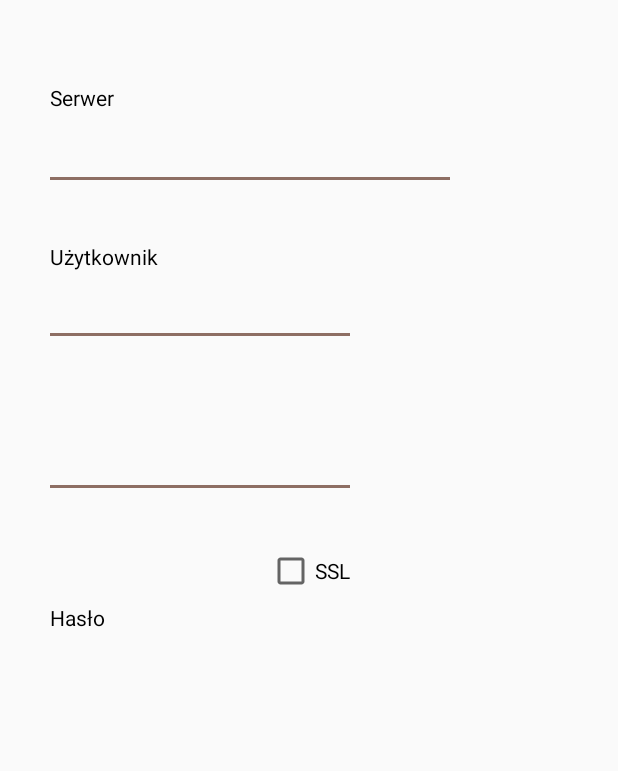
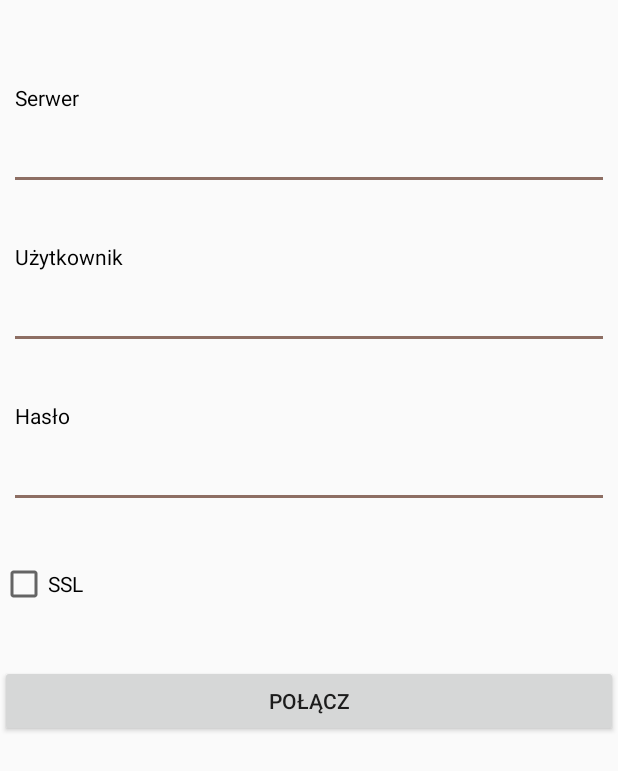
Before and after one commit to Darooks/StairsApp, an Android app: the layout connection_layout.xml on its own in the app's theme, with its tools: preview values and no code run, on a phone screen of 412 x 824 dp. Shown: the top 771 px of the screen. Run offline under Robolectric (Android 15) with nearby library versions, the phone set to English and light mode, and no system bars.

Commit message:
Fixed Led tab restore state, saving state of mqtt changes in connection view

```diff
--- a/app/src/main/java/com/example/karol/stairsapp/ConfigurationTabs/OrderTab.java
+++ b/app/src/main/java/com/example/karol/stairsapp/ConfigurationTabs/OrderTab.java
@@ -15,10 +15,14 @@ import com.example.karol.stairsapp.R;
 
 public class OrderTab extends Fragment {
 
+    View myView;
+
     @Nullable
     @Override
     public View onCreateView(LayoutInflater inflater, ViewGroup container, Bundle savedInstanceState) {
-        return inflater.inflate(R.layout.single_tab_temp_layout, null);
+        myView = inflater.inflate(R.layout.tab_order_layout, null);
+
+        return myView;
     }
 
 }
--- a/app/src/main/java/com/example/karol/stairsapp/LedAdapter.java
+++ b/app/src/main/java/com/example/karol/stairsapp/LedAdapter.java
@@ -35,7 +35,7 @@ public class LedAdapter extends ArrayAdapter<LED> {
         LayoutInflater inflater = ((Activity)context).getLayoutInflater();
         convertView = inflater.inflate(R.layout.row, parent, false);
         TextView name = (TextView) convertView.findViewById(R.id.name_chk_box);
-        CheckBox cb = (CheckBox) convertView.findViewById(R.id.chk_box);
+        final CheckBox cb = (CheckBox) convertView.findViewById(R.id.chk_box);
 
         name.setText(ledList.get(position).ledId);
         cb.setChecked(ledList.get(position).active);
@@ -44,9 +44,9 @@ public class LedAdapter extends ArrayAdapter<LED> {
             @Override
             public void onClick(View view) {
                 if (MainActivity.LED_ARRAY.get(position).active)
+                    MainActivity.LED_ARRAY.get(position).active = false;
+                else
                     MainActivity.LED_ARRAY.get(position).active = true;
-                else
-                    MainActivity.LED_ARRAY.get(position).active = false;
             }
         });
 
--- a/app/src/main/java/com/example/karol/stairsapp/SensorTabs/LedTab.java
+++ b/app/src/main/java/com/example/karol/stairsapp/SensorTabs/LedTab.java
@@ -21,7 +21,6 @@ import java.util.ArrayList;
  */
 
 public class LedTab extends Fragment {
-
     ListView ledListView;
     ArrayList<LED> ledList;
     LedAdapter ledAdapter;
--- a/app/src/main/res/layout/connection_layout.xml
+++ b/app/src/main/res/layout/connection_layout.xml
@@ -1,51 +1,45 @@
 <?xml version="1.0" encoding="utf-8"?>
-<RelativeLayout xmlns:android="http://schemas.android.com/apk/res/android"
+<LinearLayout xmlns:android="http://schemas.android.com/apk/res/android"
     android:orientation="vertical" android:layout_width="match_parent"
     android:layout_height="match_parent">
 
     <TextView
         android:text="Serwer"
-        android:layout_width="wrap_content"
+        android:layout_width="match_parent"
         android:layout_height="wrap_content"
         android:layout_alignParentTop="true"
         android:layout_alignParentStart="true"
-        android:layout_marginStart="33dp"
+        android:layout_marginStart="10dp"
         android:layout_marginTop="55dp"
         android:id="@+id/textView9"
         android:textColor="@android:color/black" />
 
-    <CheckBox
-        android:text="SSL"
-        android:layout_width="wrap_content"
-        android:layout_height="wrap_content"
-        android:id="@+id/checkBox2"
-        android:layout_below="@+id/passwordText"
-        android:layout_centerHorizontal="true"
-        android:layout_marginTop="39dp" />
+    <EditText
+        android:inputType="textPersonName"
+        android:ems="10"
+        android:id="@+id/serverText"
+        android:layout_width="match_parent"
+        android:layout_height="50px"
+        android:background="@drawable/edittext_bg"
+        android:layout_below="@+id/textView9"
+        android:layout_alignStart="@+id/textView10"
+        android:layout_marginTop="12dp"
+        android:layout_marginLeft="10dp"
+        android:layout_marginRight="10dp" />
 
     <TextView
         android:text="Użytkownik"
-        android:layout_width="wrap_content"
+        android:layout_width="match_parent"
         android:layout_height="wrap_content"
         android:layout_marginTop="41dp"
         android:id="@+id/textView10"
         android:textColor="@android:color/black"
         android:layout_below="@+id/serverText"
-        android:layout_alignStart="@+id/textView9" />
+        android:layout_alignStart="@+id/textView9"
+        android:layout_marginLeft="10dp" />
 
     <EditText
-        android:inputType="textPersonName"
-        android:ems="10"
-        android:id="@+id/serverText"
-        android:layout_width="400px"
-        android:layout_height="50px"
-        android:background="@drawable/edittext_bg"
-        android:layout_below="@+id/textView9"
-        android:layout_alignStart="@+id/textView10"
-        android:layout_marginTop="12dp" />
-
-    <EditText
-        android:layout_width="300px"
+        android:layout_width="match_parent"
         android:layout_height="50px"
         android:inputType="textPassword"
         android:ems="10"
@@ -53,26 +47,49 @@
         android:background="@drawable/edittext_bg"
         android:layout_below="@+id/userText"
         android:layout_alignStart="@+id/textView11"
-        android:layout_marginTop="68dp" />
+        android:layout_marginTop="12dp"
+        android:layout_weight="0.00"
+        android:layout_marginLeft="10dp"
+        android:layout_marginRight="10dp" />
 
     <TextView
         android:text="Hasło"
-        android:layout_width="wrap_content"
+        android:layout_width="match_parent"
         android:layout_height="wrap_content"
         android:id="@+id/textView11"
         android:textColor="@android:color/black"
         android:layout_centerVertical="true"
-        android:layout_alignStart="@+id/textView10" />
+        android:layout_alignStart="@+id/textView10"
+        android:layout_marginTop="41dp"
+        android:layout_marginLeft="10dp" />
 
     <EditText
         android:inputType="textPersonName"
         android:ems="10"
         android:id="@+id/userText"
         android:layout_height="50px"
-        android:layout_width="300px"
+        android:layout_width="match_parent"
         android:background="@drawable/edittext_bg"
         android:layout_below="@+id/textView10"
         android:layout_alignStart="@+id/textView10"
-        android:layout_marginTop="10dp" />
+        android:layout_marginTop="12dp"
+        android:layout_marginLeft="10dp"
+        android:layout_marginRight="10dp" />
 
-</RelativeLayout>
+    <CheckBox
+        android:text="SSL"
+        android:layout_width="match_parent"
+        android:layout_height="wrap_content"
+        android:id="@+id/checkBox2"
+        android:layout_below="@+id/passwordText"
+        android:layout_centerHorizontal="true"
+        android:layout_marginTop="41dp" />
+
+    <Button
+        android:text="Połącz"
+        android:layout_width="match_parent"
+        android:layout_height="wrap_content"
+        android:id="@+id/connect_btn"
+        android:layout_marginTop="38dp" />
+
+</LinearLayout>
```
Also changed, not shown: app/src/main/java/com/example/karol/stairsapp/Fragments/ConnectionFragment.java (+27 -0 lines), app/src/main/java/com/example/karol/stairsapp/MainActivity.java (+66 -3 lines), app/src/main/res/layout/tab_generalconfig_layout.xml (+11 -4 lines), app/src/main/res/layout/tab_order_layout.xml (added, +69 -0 lines).
